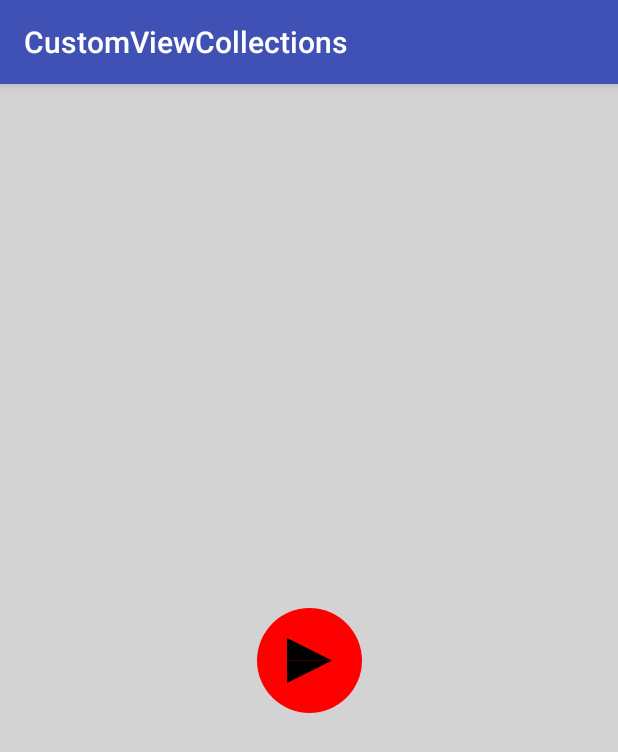
After one commit to ckwcc/CustomViewCollections, an Android app: the PlayPauseActivity screen opened directly, with no data from a screen before it, on a phone screen of 412 x 824 dp. The commit adds this screen. Shown: the top 752 px of the screen. Run offline under Robolectric (Android 15) with nearby library versions, the phone set to English and light mode, and no system bars.

Commit message:
new:添加PlayPauseView

```diff
--- a/app/src/main/AndroidManifest.xml
+++ b/app/src/main/AndroidManifest.xml
@@ -23,6 +23,7 @@
         <activity android:name=".star_view.StarViewActivity" />
         <activity android:name=".study.interpolator_evaluator.InterpolatorEvaluatorActivity" />
         <activity android:name=".study.ofobject.OfObjectActivity" />
+        <activity android:name=".playpause_view.PlayPauseActivity" />
     </application>
 
 </manifest>
--- a/app/src/main/java/com/ckw/customviewcollections/MainActivity.kt
+++ b/app/src/main/java/com/ckw/customviewcollections/MainActivity.kt
@@ -12,6 +12,7 @@ import android.widget.TextView
 import android.view.ViewGroup
 import com.ckw.customviewcollections.drag_view.DragViewActivity
 import com.ckw.customviewcollections.level_view.LevelViewActivity
+import com.ckw.customviewcollections.playpause_view.PlayPauseActivity
 import com.ckw.customviewcollections.ruler_view.RulerViewActivity
 import com.ckw.customviewcollections.star_view.StarViewActivity
 import com.ckw.customviewcollections.study.interpolator_evaluator.InterpolatorEvaluatorActivity
@@ -36,6 +37,7 @@ class MainActivity : AppCompatActivity(), ItemClickListener {
         datas.add("StarView:点击显示得分图形控件")
         datas.add("插值器和Evaluator的自定义使用")
         datas.add("ValueAnimator.ofObject的使用")
+        datas.add("PlayPauseView:播放暂停控件")
 
         val adapter = SimpleAdapter(this,datas)
         recyclerView.adapter = adapter
@@ -73,6 +75,10 @@ class MainActivity : AppCompatActivity(), ItemClickListener {
             }
             6 -> {
                 intent = Intent(this, OfObjectActivity::class.java)
+                startActivity(intent)
+            }
+            7 -> {
+                intent = Intent(this, PlayPauseActivity::class.java)
                 startActivity(intent)
             }
         }
--- /dev/null
+++ b/app/src/main/java/com/ckw/customviewcollections/playpause_view/PlayPauseActivity.kt
@@ -0,0 +1,27 @@
+package com.ckw.customviewcollections.playpause_view
+
+import android.os.Bundle
+import android.support.v7.app.AppCompatActivity
+import android.widget.Toast
+import com.ckw.customviewcollections.R
+
+/**
+ * Created by ckw
+ * on 2018/6/21.
+ */
+class PlayPauseActivity : AppCompatActivity(), PlayPauseView.PlayPauseListener {
+    override fun play() {
+        Toast.makeText(this,"现在处于播放状态",Toast.LENGTH_SHORT).show()
+    }
+
+    override fun pause() {
+        Toast.makeText(this,"现在处于暂停状态",Toast.LENGTH_SHORT).show()
+    }
+
+    override fun onCreate(savedInstanceState: Bundle?) {
+        super.onCreate(savedInstanceState)
+        setContentView(R.layout.activity_play_pause)
+        val playPauseView = findViewById<PlayPauseView>(R.id.play_pause_view)
+        playPauseView.setPlayPauseListener(this)
+    }
+}
--- /dev/null
+++ b/app/src/main/java/com/ckw/customviewcollections/playpause_view/PlayPauseView.kt
@@ -0,0 +1,252 @@
+package com.ckw.customviewcollections.playpause_view
+
+import android.animation.ValueAnimator
+import android.content.Context
+import android.graphics.Canvas
+import android.graphics.Color
+import android.graphics.Paint
+import android.graphics.Path
+import android.util.AttributeSet
+import android.view.View
+import com.ckw.customviewcollections.R
+
+/**
+ * Created by ckw
+ * on 2018/6/21.
+ */
+class PlayPauseView : View {
+
+    /*
+    * 控件整体的宽高
+    * */
+    private var mWidth = 0f
+    private var mHeight = 0f
+
+    private var mRadius = 0f
+
+    /*
+    * 矩形条的宽高
+    * */
+    private var mBarWidth = 20f
+    private var mBarHeight = 60f
+
+    /*
+    * 两个矩形条的间距
+    * */
+    private var mBarSpace = 20f
+
+    /*
+    * 矩形距离原点的padding
+    * */
+    private var mPadding = 20f
+
+    private var mBgColor = Color.WHITE
+    private var mBarColor = Color.BLUE
+
+    private var mBgPaint: Paint? = null
+    private var mBarPaint: Paint? = null
+
+    /*
+    * 根据动画变的进度
+    * */
+    private var mProgress = 0f
+
+    private var mLeftPath: Path? = null
+    private var mRightPath: Path? = null
+
+    private var isPlaying = true
+    /*
+    * 是否顺时针旋转
+    * */
+    private var isClockWise = false
+
+    /*
+    * 对外提供的监听器
+    * */
+    var mPlayPauseListener: PlayPauseListener? = null
+
+    constructor(context: Context?) : this(context,null)
+    constructor(context: Context?, attrs: AttributeSet?) : this(context, attrs,0)
+    constructor(context: Context?, attrs: AttributeSet?, defStyleAttr: Int) : super(context, attrs, defStyleAttr){
+        init(context!!,attrs!!)
+    }
+
+    private fun init(context: Context, attrs: AttributeSet) {
+        val typedArray = context.obtainStyledAttributes(attrs, R.styleable.PlayPauseView)
+        mBarColor = typedArray.getColor(R.styleable.PlayPauseView_barColor,mBarColor)
+        mBgColor = typedArray.getColor(R.styleable.PlayPauseView_barBgColor,mBgColor)
+        isClockWise = typedArray.getBoolean(R.styleable.PlayPauseView_barClockWise,isClockWise)
+        isPlaying = typedArray.getBoolean(R.styleable.PlayPauseView_barPlayingState,isPlaying)
+
+        mBarWidth = typedArray.getDimension(R.styleable.PlayPauseView_barWidth,10 * getDensity())
+        mBarHeight = typedArray.getDimension(R.styleable.PlayPauseView_barHeight,30 * getDensity())
+        mPadding = typedArray.getDimension(R.styleable.PlayPauseView_barPadding,10 * getDensity())
+        //可以通过上面的三个参数计算出下面的参数值，所以不再通过xml设置
+        mBarSpace = mBarHeight - mBarWidth * 2
+        mRadius = mBarWidth + mBarSpace.div(2) + mPadding
+        mWidth = mRadius * 2
+        mHeight = mRadius * 2
+
+        if(isPlaying){
+            mProgress = 0f
+        }else{
+            mProgress = 1f
+        }
+
+        mBgPaint = Paint(Paint.ANTI_ALIAS_FLAG)
+        mBgPaint!!.color = mBgColor
+        mBgPaint!!.style = Paint.Style.FILL
+
+        mBarPaint = Paint(Paint.ANTI_ALIAS_FLAG)
+        mBarPaint!!.color = mBarColor
+        mBarPaint!!.style = Paint.Style.FILL
+
+        mLeftPath = Path()
+        mRightPath = Path()
+
+        typedArray.recycle()
+
+    }
+
+    override fun onMeasure(widthMeasureSpec: Int, heightMeasureSpec: Int) {
+        super.onMeasure(widthMeasureSpec, heightMeasureSpec)
+        val widthMode = MeasureSpec.getMode(widthMeasureSpec)
+        val heightMode = MeasureSpec.getMode(heightMeasureSpec)
+        val measureWidth = MeasureSpec.getSize(widthMeasureSpec)
+        val measureHeight = MeasureSpec.getSize(heightMeasureSpec)
+
+        when(widthMode){
+            MeasureSpec.EXACTLY ->{
+                mWidth = Math.min(measureWidth,measureHeight).toFloat()
+                mHeight = Math.min(measureWidth,measureHeight).toFloat()
+                setMeasuredDimension(mWidth.toInt(),mHeight.toInt())
+            }
+
+            MeasureSpec.AT_MOST -> {
+                mWidth = mRadius * 2
+                mHeight = mRadius * 2
+                setMeasuredDimension(mWidth.toInt(),mHeight.toInt())
+            }
+
+            MeasureSpec.UNSPECIFIED -> {
+
+            }
+        }
+
+    }
+
+    override fun onSizeChanged(w: Int, h: Int, oldw: Int, oldh: Int) {
+        super.onSizeChanged(w, h, oldw, oldh)
+        mWidth = w.toFloat()
+        mHeight = w.toFloat()
+    }
+
+    override fun onDraw(canvas: Canvas?) {
+        super.onDraw(canvas)
+
+        mLeftPath!!.rewind()
+        mRightPath!!.rewind()
+
+        mRadius = mWidth.div(2)
+        canvas!!.drawCircle(mWidth.div(2),mHeight.div(2),mRadius,mBgPaint)
+
+        if(isClockWise){
+            mLeftPath!!.moveTo(mPadding + (mBarWidth + mBarSpace.div(2)) * mProgress ,mPadding)
+            mLeftPath!!.lineTo(mPadding ,mPadding + mBarHeight)
+            mLeftPath!!.lineTo(mPadding + mBarWidth + mBarSpace.div(2) * mProgress,mPadding + mBarHeight)
+            mLeftPath!!.lineTo(mPadding + mBarWidth + mBarSpace.div(2) * mProgress,mPadding)
+            mLeftPath!!.close()
+
+            mRightPath!!.moveTo(mPadding + mBarWidth + mBarSpace - mBarSpace.div(2) * mProgress,mPadding)
+            mRightPath!!.lineTo(mPadding + mBarWidth + mBarSpace - mBarSpace.div(2) * mProgress,mPadding + mBarHeight)
+            mRightPath!!.lineTo(mPadding + mBarWidth * 2 + mBarSpace ,mPadding + mBarHeight)
+            mRightPath!!.lineTo(mPadding + mBarWidth * 2 + mBarSpace - (mBarWidth + mBarSpace.div(2)) * mProgress,mPadding)
+            mRightPath!!.close()
+        }else{
+            mLeftPath!!.moveTo(mPadding,mPadding)
+            mLeftPath!!.lineTo(mPadding + (mBarWidth + mBarSpace.div(2)) * mProgress,mPadding + mBarHeight)
+            mLeftPath!!.lineTo(mPadding + mBarWidth + mBarSpace.div(2) * mProgress,mPadding + mBarHeight)
+            mLeftPath!!.lineTo(mPadding + mBarWidth + mBarSpace.div(2) * mProgress,mPadding)
+            mLeftPath!!.close()
+
+            mRightPath!!.moveTo(mPadding + mBarWidth + mBarSpace - mBarSpace.div(2) * mProgress,mPadding)
+            mRightPath!!.lineTo(mPadding + mBarWidth + mBarSpace - mBarSpace.div(2) * mProgress,mPadding + mBarHeight)
+            mRightPath!!.lineTo(mPadding + mBarWidth * 2 + mBarSpace - (mBarWidth + mBarSpace.div(2)) * mProgress,mPadding + mBarHeight)
+            mRightPath!!.lineTo(mPadding + mBarWidth * 2 + mBarSpace,mPadding)
+            mRightPath!!.close()
+        }
+
+        var corner = 0
+        if(isClockWise){
+            corner = 90
+        }else{
+            corner = -90
+        }
+
+        val rotation = corner * mProgress
+        canvas.rotate(rotation,mWidth.div(2),mHeight.div(2))
+
+        canvas.drawPath(mLeftPath!!,mBarPaint)
+        canvas.drawPath(mRightPath!!,mBarPaint)
+    }
+
+    /*
+    * 设置动画
+    * */
+    private fun getAnimator(): ValueAnimator {
+        val valueAnimator = ValueAnimator.ofFloat(if (isPlaying) 1f else 0f, if (isPlaying) 0f else 1f)
+        valueAnimator.duration = 200
+        valueAnimator.addUpdateListener {
+            mProgress = it.animatedValue as Float
+            invalidate()
+        }
+
+        return valueAnimator
+
+    }
+
+    private fun play() {
+        getAnimator().cancel()
+        setPlaying(true)
+        getAnimator().start()
+    }
+
+    private fun pause() {
+        getAnimator().cancel()
+        setPlaying(false)
+        getAnimator().start()
+    }
+
+    private fun setPlaying(isPlaying: Boolean) {
+        this.isPlaying = isPlaying
+    }
+
+    private fun getDensity(): Float {
+        return resources.displayMetrics.density
+    }
+
+    /*
+    * 设置监听器
+    * */
+    fun setPlayPauseListener(listener: PlayPauseListener) {
+        mPlayPauseListener = listener
+
+        setOnClickListener {
+            if(isPlaying){
+                pause()
+                mPlayPauseListener!!.pause()
+            }else{
+                play()
+                mPlayPauseListener!!.play()
+            }
+        }
+    }
+
+
+    interface PlayPauseListener{
+        fun play()
+        fun pause()
+    }
+
+
+}
--- a/app/src/main/java/com/ckw/customviewcollections/study/ofobject/OfObjectActivity.kt
+++ b/app/src/main/java/com/ckw/customviewcollections/study/ofobject/OfObjectActivity.kt
@@ -43,7 +43,7 @@ class OfObjectActivity : AppCompatActivity() {
         mAnimator = ValueAnimator.ofObject(CharEvaluator(), 'A', 'Z')
         mAnimator!!.addUpdateListener { animation ->
             val text = animation.animatedValue as Char
-            mTvShow!!.setText(text.toString())
+            mTvShow!!.text = text.toString()
         }
         mAnimator!!.duration = 12000
         mAnimator!!.interpolator = LinearInterpolator()
--- /dev/null
+++ b/app/src/main/res/layout/activity_play_pause.xml
@@ -0,0 +1,24 @@
+<?xml version="1.0" encoding="utf-8"?>
+<android.support.constraint.ConstraintLayout xmlns:android="http://schemas.android.com/apk/res/android"
+    android:layout_width="match_parent"
+    android:layout_height="match_parent"
+    android:background="@color/gray"
+    xmlns:app="http://schemas.android.com/apk/res-auto">
+
+    <com.ckw.customviewcollections.playpause_view.PlayPauseView
+        android:id="@+id/play_pause_view"
+        app:layout_constraintTop_toTopOf="parent"
+        app:layout_constraintBottom_toBottomOf="parent"
+        app:layout_constraintStart_toStartOf="parent"
+        app:layout_constraintEnd_toEndOf="parent"
+        app:barHeight="30dp"
+        app:barWidth="10dp"
+        app:barPadding="20dp"
+        app:barClockWise="true"
+        app:barPlayingState="false"
+        app:barBgColor="@color/colorRed"
+        app:barColor="@color/black"
+        android:layout_width="wrap_content"
+        android:layout_height="wrap_content" />
+
+</android.support.constraint.ConstraintLayout>
```
Also changed, not shown: app/src/main/res/values/attrs.xml (+10 -0 lines), 9 other files.
